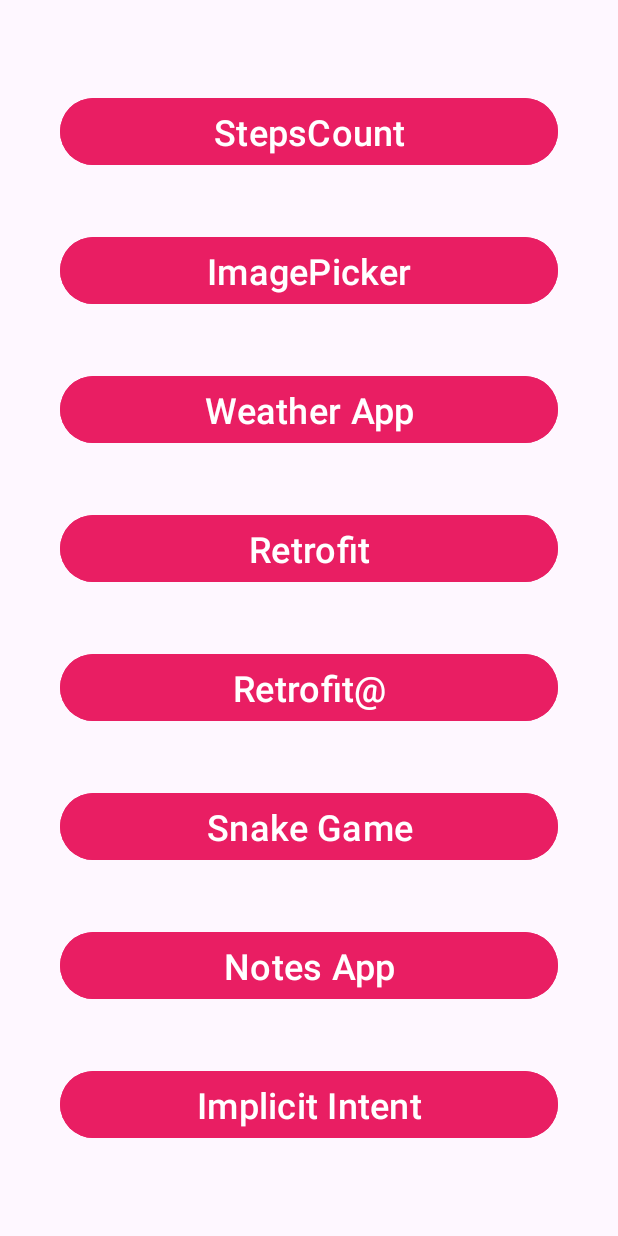
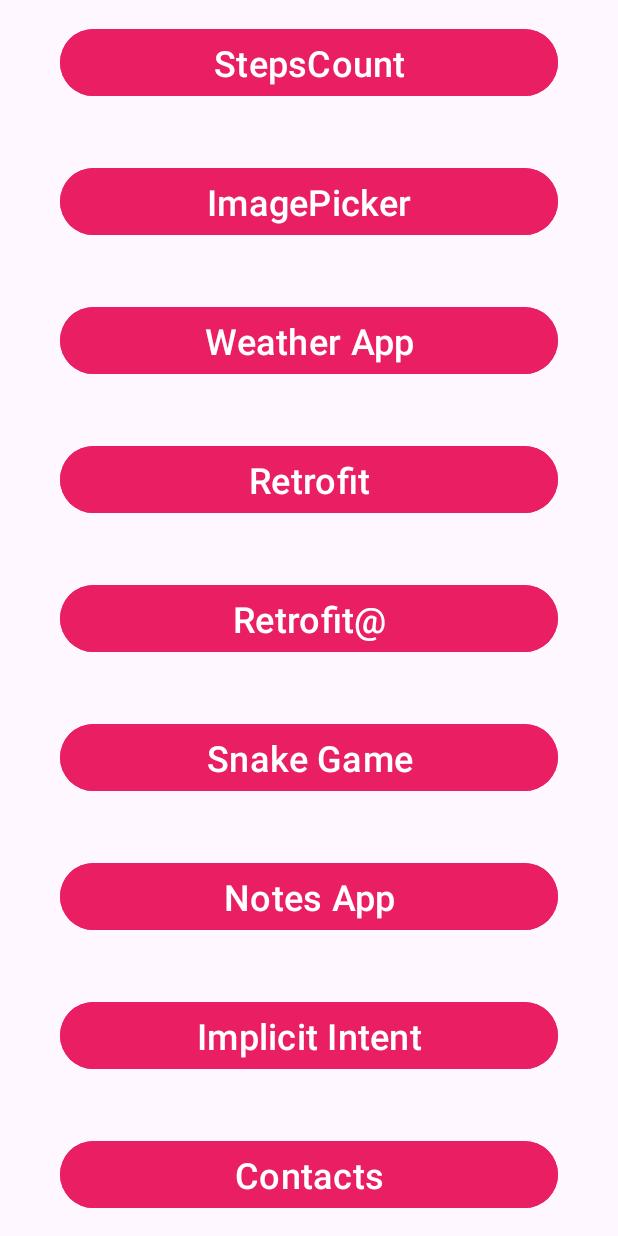
Before and after one commit to vijay1611/My_Projects, an Android app: the screen it shows after launch (WelcomeActivity), on a phone screen of 412 x 824 dp. Run offline under Robolectric (Android 15) with nearby library versions, the phone set to English and light mode, and no system bars.

Commit message:
contact link added

```diff
--- a/app/src/main/java/com/example/mailvalidation/WelcomeActivity.kt
+++ b/app/src/main/java/com/example/mailvalidation/WelcomeActivity.kt
@@ -7,6 +7,7 @@ import android.util.Log
 import com.example.mailvalidation.ImplicitIntent.ImplicitIntentActivity
 import com.example.mailvalidation.NotesApp.NotesAppActivity
 import com.example.mailvalidation.Retrofit2.RetrofitMainActivity
+import com.example.mailvalidation.contentProvider.ContentProviderActivity
 import com.example.mailvalidation.databinding.ActivityWelcomeBinding
 import com.example.mailvalidation.image.ImagePickerActivity
 import com.example.mailvalidation.retrofit.RetrofitPracticeActivity
@@ -65,5 +66,8 @@ class WelcomeActivity : AppCompatActivity() {
         binding.implicit.setOnClickListener {
             startActivity(Intent(this, ImplicitIntentActivity::class.java))
         }
+        binding.contacts.setOnClickListener {
+            startActivity(Intent(this, ContentProviderActivity::class.java))
+        }
     }
 }
--- a/app/src/main/res/layout/activity_welcome.xml
+++ b/app/src/main/res/layout/activity_welcome.xml
@@ -87,6 +87,15 @@
            android:layout_margin="20dp"
            android:id="@+id/implicit"
            android:backgroundTint="#E91E63"/>
+              <Button
+                  android:layout_width="match_parent"
+                  android:layout_height="wrap_content"
+                  android:text="Contacts"
+                  android:gravity="center"
+                  android:textSize="24sp"
+                  android:layout_margin="20dp"
+                  android:id="@+id/contacts"
+                  android:backgroundTint="#E91E63"/>
        </LinearLayout>
        </ScrollView>
 
```
